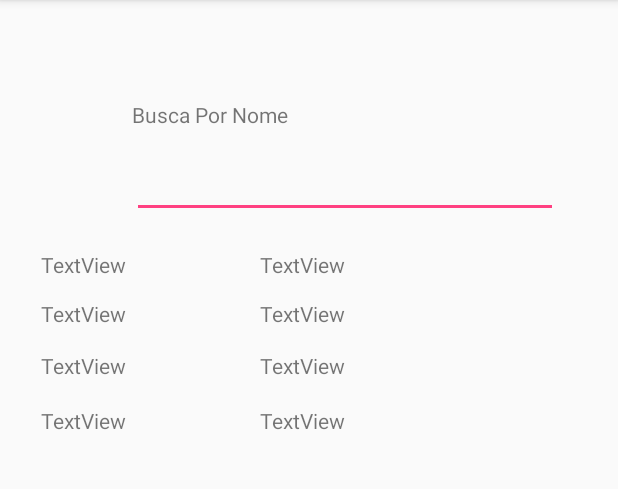
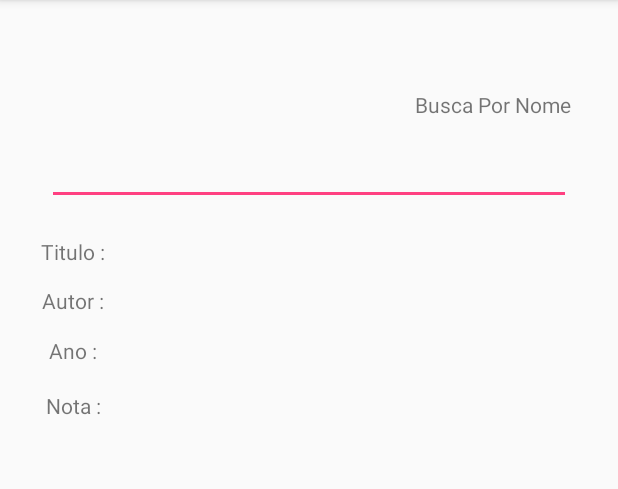
Before and after one commit to brunogeek9/Meus_livros, an Android app: the Main4Activity screen opened directly, with no data from a screen before it, on a phone screen of 412 x 824 dp, the part 84-573 px from its top. Run offline under Robolectric (Android 15) with nearby library versions, the phone set to English and light mode, and no system bars.

Commit message:
Mudando TextViews para o conteudo respectivo ao objeto livro com o atributo nome de valor equivalente ao clicado

```diff
--- a/app/src/main/java/com/example/jamelli/meuslivros/Main4Activity.java
+++ b/app/src/main/java/com/example/jamelli/meuslivros/Main4Activity.java
@@ -2,12 +2,15 @@ package com.example.jamelli.meuslivros;
 
 import android.support.v7.app.AppCompatActivity;
 import android.os.Bundle;
+import android.util.Log;
 import android.view.View;
 import android.widget.AdapterView;
 import android.widget.ArrayAdapter;
 import android.widget.AutoCompleteTextView;
 import android.widget.TextView;
 import android.widget.Toast;
+
+import org.w3c.dom.Text;
 
 import java.util.ArrayList;
 
@@ -16,7 +19,7 @@ public class Main4Activity extends AppCompatActivity {
     private ArrayList<Livro> listaLivros = new ArrayList();
     private ArrayAdapter<String> adaptador;
     private String titulo;
-    private Livro livro = new Livro();
+    protected Livro livro = new Livro();
 
     TextView tv_titulo;
     TextView tv_autor;
@@ -25,14 +28,14 @@ public class Main4Activity extends AppCompatActivity {
 
     @Override
     protected void onCreate(Bundle savedInstanceState) {
-        tv_titulo = (TextView) findViewById(R.id.textView14);
-        tv_autor = (TextView) findViewById(R.id.textView15);
-        tv_ano = (TextView) findViewById(R.id.textView16);
-        tv_nota = (TextView) findViewById(R.id.textView17);
 
         super.onCreate(savedInstanceState);
         setContentView(R.layout.activity_main4);
         BancoHelper bh = new BancoHelper(this);
+        tv_titulo = (TextView) findViewById(R.id.textView16);
+        tv_autor = (TextView) findViewById(R.id.textView17);
+        tv_ano = (TextView) findViewById(R.id.textView18);
+        tv_nota = (TextView) findViewById(R.id.textView19);
 
         listaLivros = (ArrayList<Livro>) bh.findAll();
         AutoCompleteTextView auto = (AutoCompleteTextView) findViewById(R.id.autoComplete);
@@ -49,21 +52,25 @@ public class Main4Activity extends AppCompatActivity {
         });
 
     }
+
     public void pegaLivros(){
         livros = new String[listaLivros.size()];
         for(int i = 0;i<listaLivros.size();i++){
             livros[i] = listaLivros.get(i).getTitulo();
         }
     }
+
     public void buscaLivro(String titulo){
         BancoHelper bh = new BancoHelper(this);
         livro = bh.findByTitulo(titulo);
         Toast.makeText(Main4Activity.this,
                 livro.toString(),
                 Toast.LENGTH_SHORT).show();
+        Log.i("livro",livro.getTitulo());
         tv_titulo.setText(livro.getTitulo());
-        /*tv_autor.setText(livro.getAutor());
+        tv_autor.setText(livro.getAutor());
         tv_ano.setText(String.valueOf(livro.getAno()));
-        tv_nota.setText(String.valueOf(livro.getNota()));*/
+        tv_nota.setText(String.valueOf(livro.getNota()));
     }
+
 }
--- a/app/src/main/res/layout/activity_main4.xml
+++ b/app/src/main/res/layout/activity_main4.xml
@@ -10,129 +10,141 @@
         android:id="@+id/autoComplete"
         android:completionThreshold="1"
         android:completionHint="Busca por nome"
-        android:layout_width="284dp"
-        android:layout_height="46dp"
+        android:layout_width="0dp"
+        android:layout_height="48dp"
         tools:layout_constraintTop_creator="1"
         tools:layout_constraintRight_creator="1"
-        android:layout_marginEnd="40dp"
+        android:layout_marginStart="31dp"
+        android:layout_marginEnd="31dp"
         app:layout_constraintRight_toRightOf="parent"
-        android:layout_marginTop="99dp"
-        app:layout_constraintTop_toTopOf="parent"
-        android:layout_marginRight="40dp" />
+        android:layout_marginTop="9dp"
+        app:layout_constraintTop_toBottomOf="@+id/textView9"
+        tools:layout_constraintLeft_creator="1"
+        app:layout_constraintLeft_toLeftOf="parent"
+        android:layout_marginLeft="31dp"
+        android:layout_marginRight="31dp" />
 
     <TextView
         android:id="@+id/textView9"
         android:layout_width="wrap_content"
         android:layout_height="wrap_content"
         android:text="Busca Por Nome"
-        tools:layout_constraintBottom_creator="1"
-        app:layout_constraintBottom_toTopOf="@+id/autoComplete"
-        tools:layout_constraintLeft_creator="1"
-        android:layout_marginBottom="13dp"
-        app:layout_constraintLeft_toLeftOf="@+id/autoComplete" />
+        tools:layout_constraintTop_creator="1"
+        tools:layout_constraintRight_creator="1"
+        app:layout_constraintRight_toRightOf="@+id/autoComplete"
+        android:layout_marginTop="60dp"
+        app:layout_constraintTop_toTopOf="parent" />
 
     <TextView
         android:id="@+id/textView10"
         android:layout_width="wrap_content"
         android:layout_height="wrap_content"
-        android:text="TextView"
-        tools:layout_constraintTop_creator="1"
+        android:layout_marginLeft="27dp"
         android:layout_marginStart="27dp"
         android:layout_marginTop="21dp"
+        android:text="Titulo :"
+        app:layout_constraintLeft_toLeftOf="parent"
         app:layout_constraintTop_toBottomOf="@+id/autoComplete"
         tools:layout_constraintLeft_creator="1"
-        app:layout_constraintLeft_toLeftOf="parent"
-        android:layout_marginLeft="27dp" />
+        tools:layout_constraintTop_creator="1" />
 
     <TextView
         android:id="@+id/textView11"
         android:layout_width="wrap_content"
         android:layout_height="wrap_content"
-        android:text="TextView"
-        tools:layout_constraintTop_creator="1"
-        tools:layout_constraintRight_creator="1"
+        android:layout_marginTop="13dp"
+        android:text="Autor :"
+        app:layout_constraintLeft_toLeftOf="@+id/textView10"
         app:layout_constraintRight_toRightOf="@+id/textView10"
-        android:layout_marginTop="13dp"
         app:layout_constraintTop_toBottomOf="@+id/textView10"
         tools:layout_constraintLeft_creator="1"
-        app:layout_constraintLeft_toLeftOf="@+id/textView10" />
+        tools:layout_constraintRight_creator="1"
+        tools:layout_constraintTop_creator="1" />
 
     <TextView
         android:id="@+id/textView12"
         android:layout_width="wrap_content"
         android:layout_height="wrap_content"
-        android:text="TextView"
-        tools:layout_constraintTop_creator="1"
-        tools:layout_constraintRight_creator="1"
+        android:layout_marginTop="14dp"
+        android:text="Ano :"
+        app:layout_constraintLeft_toLeftOf="@+id/textView11"
         app:layout_constraintRight_toRightOf="@+id/textView11"
-        android:layout_marginTop="15dp"
         app:layout_constraintTop_toBottomOf="@+id/textView11"
         tools:layout_constraintLeft_creator="1"
-        app:layout_constraintLeft_toLeftOf="@+id/textView11" />
+        tools:layout_constraintRight_creator="1"
+        tools:layout_constraintTop_creator="1" />
 
     <TextView
         android:id="@+id/textView13"
         android:layout_width="wrap_content"
         android:layout_height="wrap_content"
-        android:text="TextView"
-        tools:layout_constraintTop_creator="1"
-        tools:layout_constraintRight_creator="1"
+        android:layout_marginTop="17dp"
+        android:text="Nota :"
+        app:layout_constraintLeft_toLeftOf="@+id/textView12"
         app:layout_constraintRight_toRightOf="@+id/textView12"
-        android:layout_marginTop="17dp"
         app:layout_constraintTop_toBottomOf="@+id/textView12"
         tools:layout_constraintLeft_creator="1"
-        app:layout_constraintLeft_toLeftOf="@+id/textView12" />
+        tools:layout_constraintRight_creator="1"
+        tools:layout_constraintTop_creator="1" />
 
     <TextView
-        android:id="@+id/textView14"
-        android:layout_width="wrap_content"
-        android:layout_height="wrap_content"
-        android:text="TextView"
+        android:id="@+id/textView16"
+        android:layout_width="81dp"
+        android:layout_height="20dp"
         tools:layout_constraintTop_creator="1"
-        android:layout_marginStart="85dp"
+        tools:layout_constraintBottom_creator="1"
+        app:layout_constraintBottom_toBottomOf="@+id/textView17"
         android:layout_marginTop="21dp"
         app:layout_constraintTop_toBottomOf="@+id/autoComplete"
         tools:layout_constraintLeft_creator="1"
-        app:layout_constraintLeft_toLeftOf="@+id/autoComplete"
-        android:layout_marginLeft="85dp" />
-
-    <TextView
-        android:id="@+id/textView15"
-        android:layout_width="wrap_content"
-        android:layout_height="wrap_content"
-        android:text="TextView"
-        tools:layout_constraintTop_creator="1"
-        tools:layout_constraintRight_creator="1"
-        app:layout_constraintRight_toRightOf="@+id/textView14"
-        android:layout_marginTop="13dp"
-        app:layout_constraintTop_toBottomOf="@+id/textView14"
-        tools:layout_constraintLeft_creator="1"
-        app:layout_constraintLeft_toLeftOf="@+id/textView14" />
-
-    <TextView
-        android:id="@+id/textView16"
-        android:layout_width="wrap_content"
-        android:layout_height="wrap_content"
-        android:text="TextView"
-        tools:layout_constraintTop_creator="1"
-        tools:layout_constraintRight_creator="1"
-        app:layout_constraintRight_toRightOf="@+id/textView15"
-        android:layout_marginTop="15dp"
-        app:layout_constraintTop_toBottomOf="@+id/textView15"
-        tools:layout_constraintLeft_creator="1"
-        app:layout_constraintLeft_toLeftOf="@+id/textView15" />
+        android:layout_marginBottom="28dp"
+        app:layout_constraintLeft_toLeftOf="@+id/textView17" />
 
     <TextView
         android:id="@+id/textView17"
-        android:layout_width="wrap_content"
-        android:layout_height="wrap_content"
-        android:text="TextView"
+        android:layout_width="80dp"
+        android:layout_height="23dp"
+        tools:layout_constraintTop_creator="1"
+        tools:layout_constraintBottom_creator="1"
+        app:layout_constraintBottom_toTopOf="@+id/textView18"
+        android:layout_marginStart="125dp"
+        android:layout_marginTop="8dp"
+        app:layout_constraintTop_toBottomOf="@+id/textView10"
+        tools:layout_constraintLeft_creator="1"
+        android:layout_marginBottom="9dp"
+        app:layout_constraintLeft_toLeftOf="@+id/autoComplete"
+        android:layout_marginLeft="125dp" />
+
+    <TextView
+        android:id="@+id/textView18"
+        android:layout_width="0dp"
+        android:layout_height="19dp"
+        tools:layout_constraintRight_creator="1"
+        tools:layout_constraintBottom_creator="1"
+        app:layout_constraintBottom_toTopOf="@+id/textView19"
+        android:layout_marginStart="1dp"
+        android:layout_marginEnd="1dp"
+        app:layout_constraintRight_toRightOf="@+id/textView19"
+        tools:layout_constraintLeft_creator="1"
+        android:layout_marginBottom="17dp"
+        app:layout_constraintLeft_toLeftOf="@+id/textView19"
+        android:layout_marginLeft="1dp"
+        android:layout_marginRight="1dp" />
+
+    <TextView
+        android:id="@+id/textView19"
+        android:layout_width="0dp"
+        android:layout_height="19dp"
         tools:layout_constraintTop_creator="1"
         tools:layout_constraintRight_creator="1"
-        app:layout_constraintRight_toRightOf="@+id/textView16"
-        android:layout_marginTop="17dp"
-        app:layout_constraintTop_toBottomOf="@+id/textView16"
+        android:layout_marginStart="5dp"
+        android:layout_marginEnd="5dp"
+        app:layout_constraintRight_toRightOf="@+id/textView17"
         tools:layout_constraintLeft_creator="1"
-        app:layout_constraintLeft_toLeftOf="@+id/textView16" />
+        app:layout_constraintLeft_toLeftOf="@+id/textView16"
+        app:layout_constraintTop_toTopOf="@+id/textView13"
+        android:layout_marginLeft="5dp"
+        android:layout_marginRight="5dp" />
+
 
 </android.support.constraint.ConstraintLayout>
```
